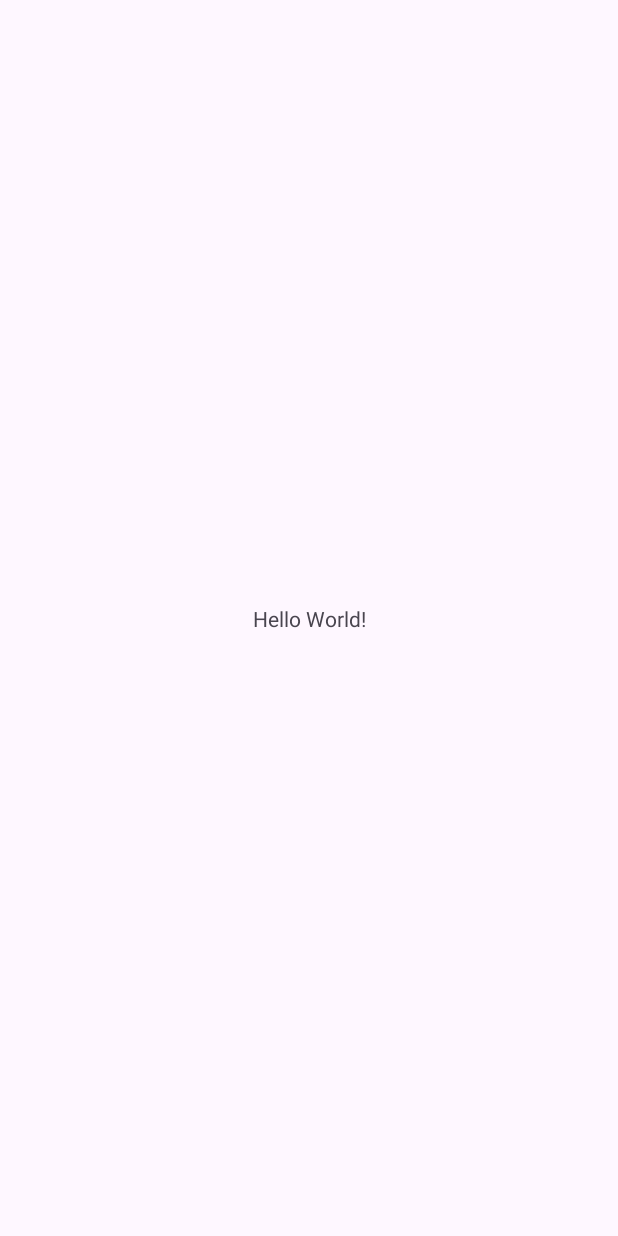
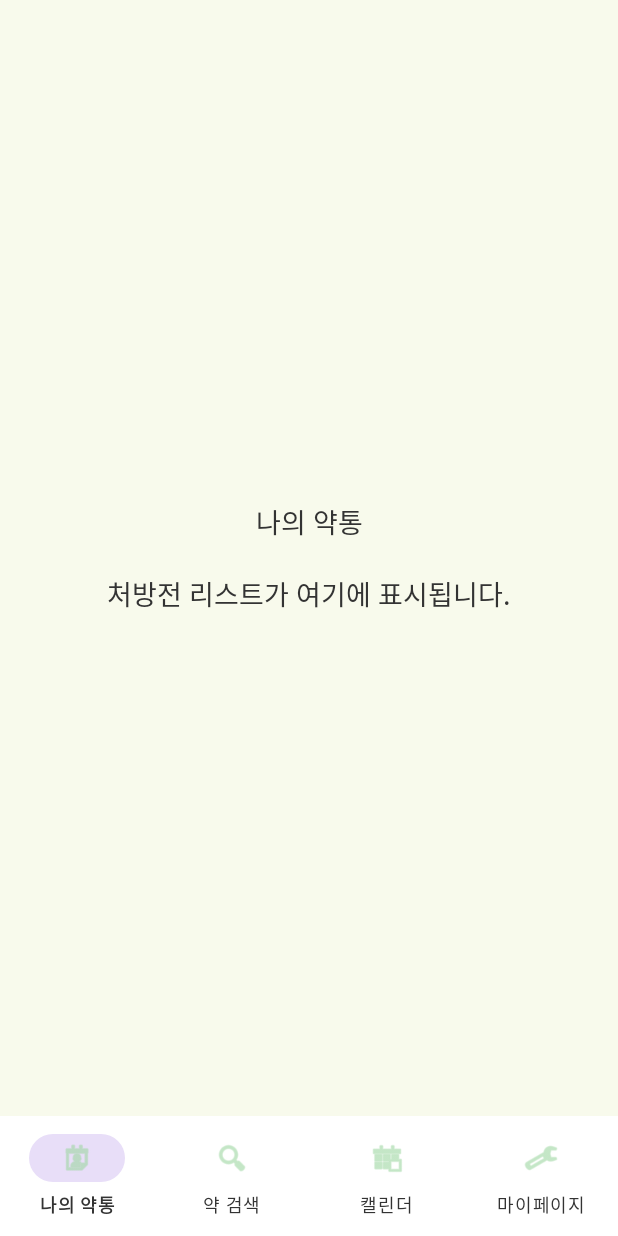
Before and after one commit to altongApp/altongApp_v1, an Android app: the screen it shows after launch (MainActivity), on a phone screen of 412 x 824 dp. Before the commit the screen is almost empty. Run offline under Robolectric (Android 15) with nearby library versions, the phone set to English and light mode, and no system bars.

Commit message:
[feat] Complete initial project setup - Entity 4개 작성 (Prescription, Drug, FavoriteMedicine, DrugCompletion) - DAO 4개 작성 (Room Database 쿼리 인터페이스) - AppDatabase 싱글톤 패턴 구현 - Repository 3개 작성 (Prescription, Medicine, Calendar) - MainActivity with BottomNavigation 구현 - 4개 빈 Fragment 생성 (화면 전환 테스트 완료) - Firebase 연동 완료 - ViewBinding 설정 완료

```diff
--- a/app/src/main/java/com/example/altong_v2/MainActivity.kt
+++ b/app/src/main/java/com/example/altong_v2/MainActivity.kt
@@ -5,16 +5,77 @@ import androidx.activity.enableEdgeToEdge
 import androidx.appcompat.app.AppCompatActivity
 import androidx.core.view.ViewCompat
 import androidx.core.view.WindowInsetsCompat
+import androidx.fragment.app.Fragment
+import com.example.altong_v2.databinding.ActivityMainBinding
+import com.example.altong_v2.ui.calendar.CalendarFragment
+import com.example.altong_v2.ui.medicine.MedicineFragment
+import com.example.altong_v2.ui.mypage.MyPageFragment
+import com.example.altong_v2.ui.prescription.PrescriptionFragment
+
+/*
+
+ * MainActivity 에서는
+ * 하단 네비게이션을 통한 Fragment 전환 관리
+ * - 나의 약통 (PrescriptionFragment)
+ * - 약 검색 (MedicineFragment)
+ * - 캘린더 (CalendarFragment)
+ * - 마이페이지 (MyPageFragment)
+*/
+
 
 class MainActivity : AppCompatActivity() {
+    private lateinit var binding: ActivityMainBinding
+
     override fun onCreate(savedInstanceState: Bundle?) {
         super.onCreate(savedInstanceState)
-        enableEdgeToEdge()
-        setContentView(R.layout.activity_main)
+        binding = ActivityMainBinding.inflate(layoutInflater)
+        setContentView(binding.root)
+        setupBottomNavigation()
+        if (savedInstanceState == null) {
+            replaceFragment(PrescriptionFragment())
+        }
+    }
+    /*        setContentView(R.layout.activity_main)
         ViewCompat.setOnApplyWindowInsetsListener(findViewById(R.id.main)) { v, insets ->
             val systemBars = insets.getInsets(WindowInsetsCompat.Type.systemBars())
             v.setPadding(systemBars.left, systemBars.top, systemBars.right, systemBars.bottom)
             insets
         }
+    }*/
+
+    // 하단 네비 클릭리스너 설정
+    private fun setupBottomNavigation() {
+        binding.bottomNavigation.setOnItemSelectedListener { item ->
+            when (item.itemId) {
+                R.id.nav_prescription -> {
+                    replaceFragment(PrescriptionFragment())
+                    true
+                }
+
+                R.id.nav_medicine -> {
+                    replaceFragment(MedicineFragment())
+                    true
+                }
+
+                R.id.nav_calendar -> {
+                    replaceFragment(CalendarFragment())
+                    true
+                }
+
+                R.id.nav_mypage -> {
+                    replaceFragment(MyPageFragment())
+                    true
+                }
+
+                else -> false
+            }
+        }
+    }
+
+    // 프래그먼트 교체
+    private fun replaceFragment(fragment: Fragment) {
+        supportFragmentManager.beginTransaction()
+            .replace(R.id.fragment_container, fragment)
+            .commit()
     }
 }
--- /dev/null
+++ b/app/src/main/java/com/example/altong_v2/ui/prescription/PrescriptionFragment.kt
@@ -0,0 +1,37 @@
+package com.example.altong_v2.ui.prescription
+
+import android.os.Bundle
+import android.view.LayoutInflater
+import android.view.View
+import android.view.ViewGroup
+import androidx.fragment.app.Fragment
+import com.example.altong_v2.databinding.FragmentPrescriptionBinding
+
+/* * 나의 약통 Fragment
+ * 처방전 리스트 표시 및 관리*/
+
+class PrescriptionFragment : Fragment() {
+    private var _binding: FragmentPrescriptionBinding? = null
+    private val binding get() = _binding!!
+    override fun onCreateView(
+        inflater: LayoutInflater,
+        container: ViewGroup?,
+        savedInstanceState: Bundle?
+    ): View {
+        _binding = FragmentPrescriptionBinding.inflate(inflater, container, false)
+        return binding.root
+    }
+
+    override fun onViewCreated(view: View, savedInstanceState: Bundle?) {
+        super.onViewCreated(view, savedInstanceState)
+
+        // TODO: RecyclerView 설정
+        // TODO: ViewModel 연결
+        // TODO: 처방전 리스트 표시
+    }
+
+    override fun onDestroyView() {
+        super.onDestroyView()
+        _binding = null  // 메모리 누수 방지
+    }
+}
--- a/app/src/main/res/layout/activity_main.xml
+++ b/app/src/main/res/layout/activity_main.xml
@@ -1,19 +1,32 @@
 <?xml version="1.0" encoding="utf-8"?>
-<androidx.constraintlayout.widget.ConstraintLayout xmlns:android="http://schemas.android.com/apk/res/android"
+<androidx.constraintlayout.widget.ConstraintLayout
+    xmlns:android="http://schemas.android.com/apk/res/android"
     xmlns:app="http://schemas.android.com/apk/res-auto"
     xmlns:tools="http://schemas.android.com/tools"
-    android:id="@+id/main"
     android:layout_width="match_parent"
     android:layout_height="match_parent"
+    android:background="@color/background_cream"
     tools:context=".MainActivity">
 
-    <TextView
-        android:layout_width="wrap_content"
+    <androidx.fragment.app.FragmentContainerView
+        android:id="@+id/fragment_container"
+        android:layout_width="0dp"
+        android:layout_height="0dp"
+        app:layout_constraintTop_toTopOf="parent"
+        app:layout_constraintBottom_toTopOf="@id/bottom_navigation"
+        app:layout_constraintStart_toStartOf="parent"
+        app:layout_constraintEnd_toEndOf="parent" />
+
+    <com.google.android.material.bottomnavigation.BottomNavigationView
+        android:id="@+id/bottom_navigation"
+        android:layout_width="0dp"
         android:layout_height="wrap_content"
-        android:text="Hello World!"
+        android:background="@color/white"
+        app:itemIconTint="@color/primary_green_dark"
+        app:itemTextColor="@color/text_primary"
+        app:labelVisibilityMode="labeled"
+        app:menu="@menu/bottom_navigation_menu"
         app:layout_constraintBottom_toBottomOf="parent"
-        app:layout_constraintEnd_toEndOf="parent"
         app:layout_constraintStart_toStartOf="parent"
-        app:layout_constraintTop_toTopOf="parent" />
-
+        app:layout_constraintEnd_toEndOf="parent" />
 </androidx.constraintlayout.widget.ConstraintLayout>
--- /dev/null
+++ b/app/src/main/res/layout/fragment_prescription.xml
@@ -0,0 +1,22 @@
+<?xml version="1.0" encoding="utf-8"?>
+<androidx.constraintlayout.widget.ConstraintLayout
+    xmlns:android="http://schemas.android.com/apk/res/android"
+    xmlns:app="http://schemas.android.com/apk/res-auto"
+    android:layout_width="match_parent"
+    android:layout_height="match_parent"
+    android:background="@color/background_cream">
+
+    <TextView
+        android:id="@+id/text_view"
+        android:layout_width="wrap_content"
+        android:layout_height="wrap_content"
+        android:text="나의 약통\n\n처방전 리스트가 여기에 표시됩니다."
+        android:textSize="18sp"
+        android:textColor="@color/text_primary"
+        android:gravity="center"
+        app:layout_constraintTop_toTopOf="parent"
+        app:layout_constraintBottom_toBottomOf="parent"
+        app:layout_constraintStart_toStartOf="parent"
+        app:layout_constraintEnd_toEndOf="parent" />
+
+</androidx.constraintlayout.widget.ConstraintLayout>
--- /dev/null
+++ b/app/src/main/res/menu/bottom_navigation_menu.xml
@@ -0,0 +1,23 @@
+<?xml version="1.0" encoding="utf-8"?>
+<menu xmlns:android="http://schemas.android.com/apk/res/android">
+
+    <item
+        android:id="@+id/nav_prescription"
+        android:icon="@android:drawable/ic_menu_my_calendar"
+        android:title="@string/nav_prescription" />
+
+    <item
+        android:id="@+id/nav_medicine"
+        android:icon="@android:drawable/ic_menu_search"
+        android:title="@string/nav_medicine" />
+
+    <item
+        android:id="@+id/nav_calendar"
+        android:icon="@android:drawable/ic_menu_today"
+        android:title="@string/nav_calendar" />
+
+    <item
+        android:id="@+id/nav_mypage"
+        android:icon="@android:drawable/ic_menu_preferences"
+        android:title="@string/nav_mypage" />
+</menu>
--- a/build.gradle.kts
+++ b/build.gradle.kts
@@ -3,5 +3,5 @@ plugins {
     alias(libs.plugins.android.application) apply false
     alias(libs.plugins.kotlin.android) apply false
     id("com.google.gms.google-services") version "4.4.4" apply false
-    id("com.google.devtools.ksp") version "2.1.0-1.0.29" apply false  // Room용 KSP
+    id("com.google.devtools.ksp") version "2.0.21-1.0.28" apply false  // Room용 KSP
 }
```
Also changed, not shown: app/src/main/java/com/example/altong_v2/ui/calendar/CalendarFragment.kt (added, +37 -0 lines), app/src/main/java/com/example/altong_v2/ui/medicine/MedicineFragment.kt (added, +38 -0 lines), app/src/main/java/com/example/altong_v2/ui/mypage/MyPageFragment.kt (added, +37 -0 lines), app/src/main/res/layout/fragment_calendar.xml (added, +22 -0 lines), app/src/main/res/layout/fragment_medicine.xml (added, +22 -0 lines), app/src/main/res/layout/fragment_mypage.xml (added, +21 -0 lines).
